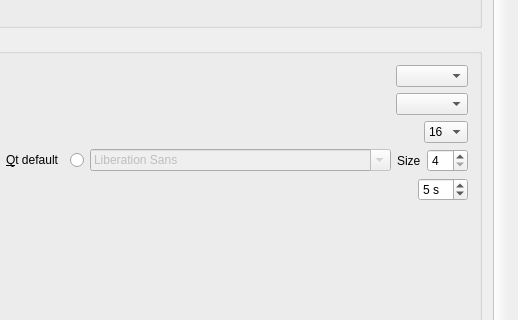
First picture: the form in src/ui/qgsoptionsbase.ui, repository qgis/QGIS, before the edit; both pictures show x 511 to 1029 and y 187 to 507 of the 1029 by 730 pixel window.
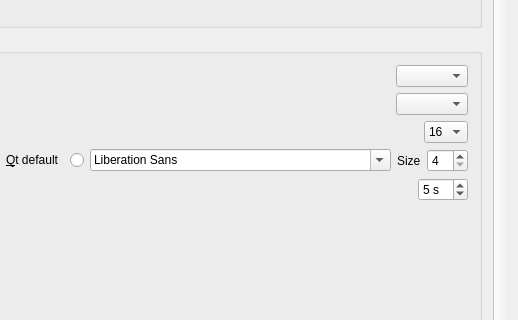
Second picture: the form after the edit. Icons and pictures are not drawn. Custom widgets are drawn as their Qt base class.

```diff
--- a/src/ui/qgsoptionsbase.ui
+++ b/src/ui/qgsoptionsbase.ui
@@ -606,11 +606,7 @@
                      </widget>
                     </item>
                     <item>
-                     <widget class="QFontComboBox" name="mFontFamilyComboBox">
-                      <property name="enabled">
-                       <bool>false</bool>
-                      </property>
-                     </widget>
+                     <widget class="QFontComboBox" name="mFontFamilyComboBox" />
                     </item>
                     <item>
                      <widget class="QLabel" name="label_20">
```
